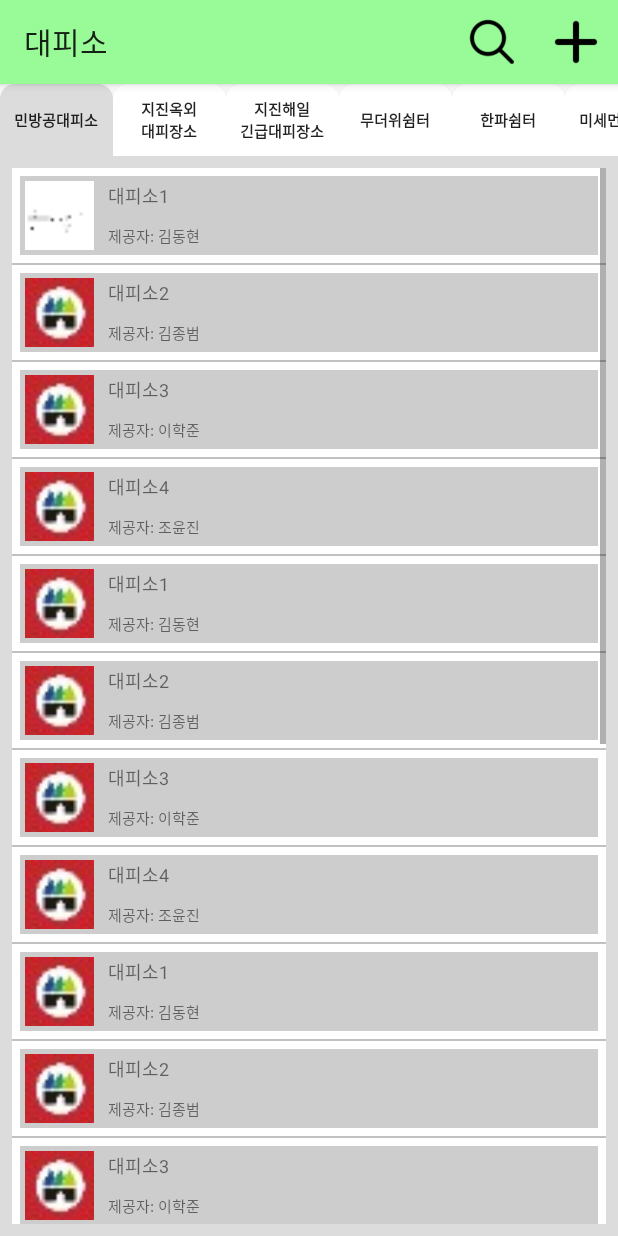
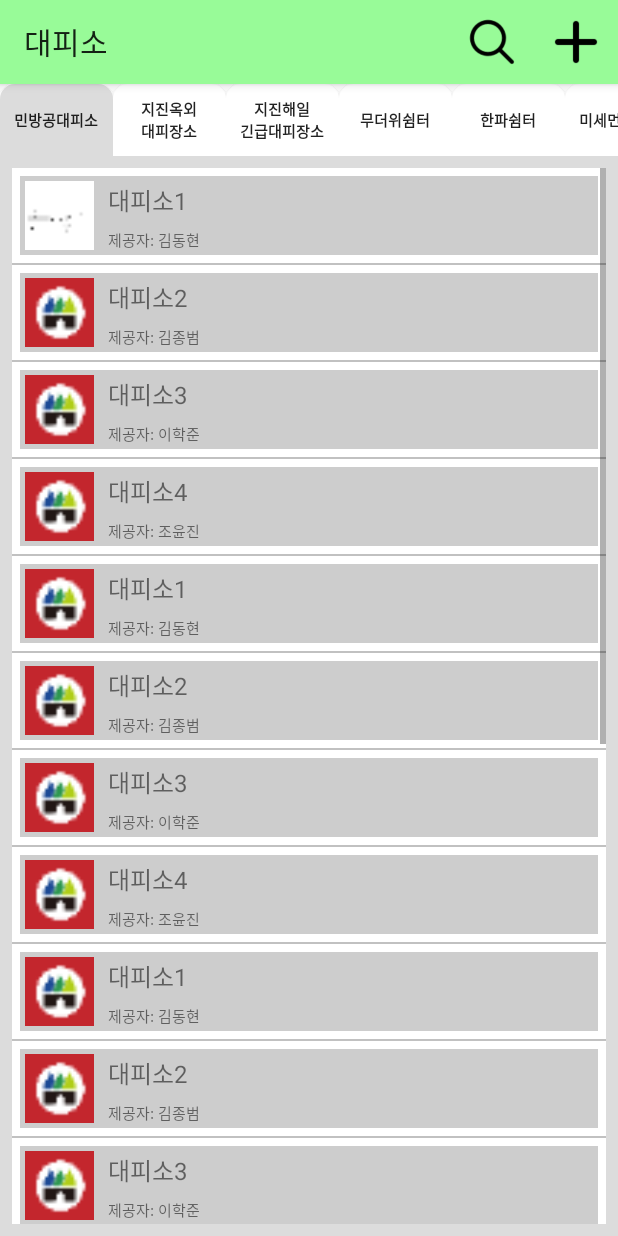
Before and after one commit to jongbeomkim/ShelterProject, an Android app: the screen it shows after launch (MainActivity), after a tap on "민방공대피소", on a phone screen of 412 x 824 dp. Run offline under Robolectric (Android 15) with nearby library versions, the phone set to English and light mode, and no system bars.

Commit message:
아이템 리스트 가시성을 올렸습니다.

```diff
--- a/app/src/main/res/layout/item_list.xml
+++ b/app/src/main/res/layout/item_list.xml
@@ -21,23 +21,22 @@
         <LinearLayout
             android:layout_width="match_parent"
             android:layout_height="match_parent"
-            android:orientation="vertical"
-            android:weightSum="2">
+            android:orientation="vertical">
 
             <TextView
                 android:id="@+id/item_shelter"
                 android:layout_width="match_parent"
-                android:layout_height="match_parent"
+                android:layout_height="wrap_content"
                 android:layout_marginLeft="6dp"
                 android:gravity="left|center"
-                android:textSize="12sp"
+                android:textSize="16sp"
                 android:maxLines="1"
                 android:ellipsize="end"
-                android:layout_weight="1"/>
+                android:layout_weight="1.5"/>
 
             <LinearLayout
                 android:layout_width="match_parent"
-                android:layout_height="match_parent"
+                android:layout_height="wrap_content"
                 android:orientation="horizontal"
                 android:layout_weight="1">
 
```
